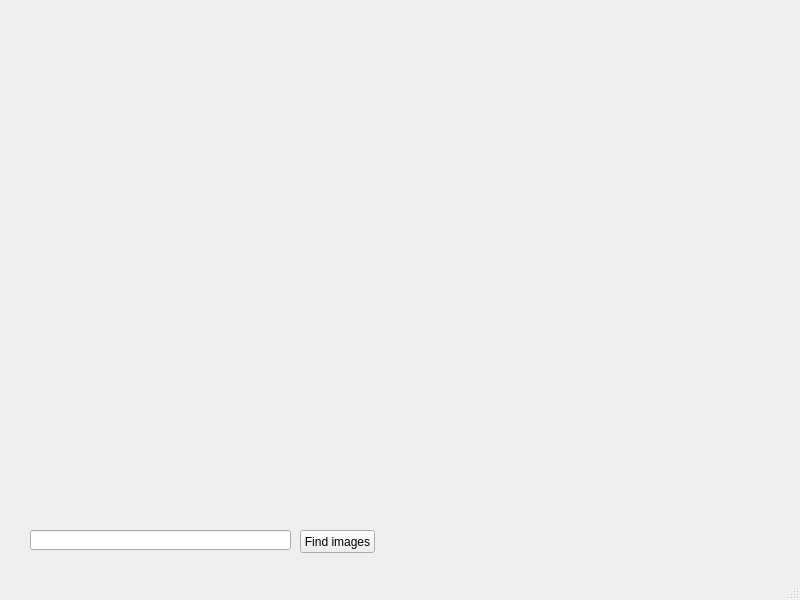
First picture: the form in mainwindow.ui, repository kristiankoskimaki/cropbuster, before the edit.
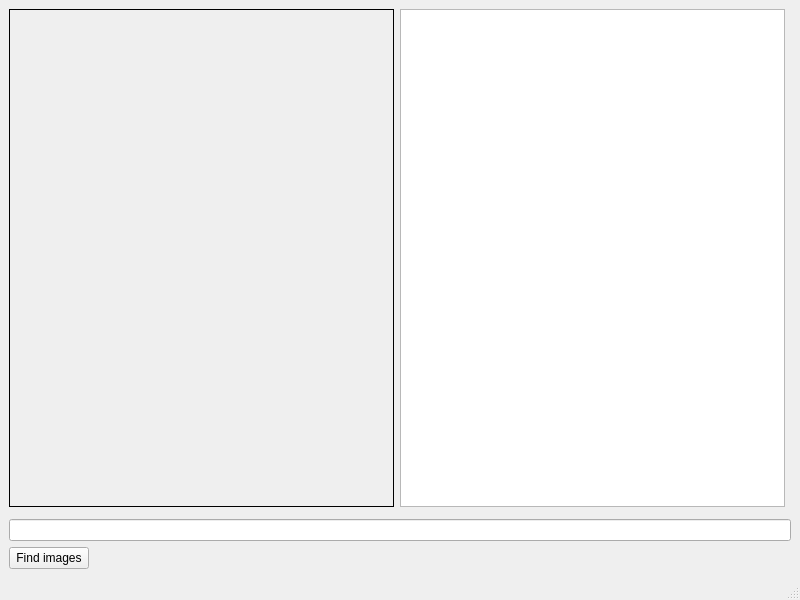
Second picture: the form after the edit.

Commit message: Add widget for filenames, show image when filename clicked

Diff of the .ui file:
```diff
--- a/mainwindow.ui
+++ b/mainwindow.ui
@@ -14,29 +14,60 @@
    <string>MainWindow</string>
   </property>
   <widget class="QWidget" name="centralwidget">
-   <widget class="QPushButton" name="scan_folders">
-    <property name="geometry">
-     <rect>
-      <x>300</x>
-      <y>530</y>
-      <width>75</width>
-      <height>23</height>
-     </rect>
-    </property>
-    <property name="text">
-     <string>Find images</string>
-    </property>
-   </widget>
-   <widget class="QLineEdit" name="folders_box">
-    <property name="geometry">
-     <rect>
-      <x>30</x>
-      <y>530</y>
-      <width>261</width>
-      <height>20</height>
-     </rect>
-    </property>
-   </widget>
+   <layout class="QVBoxLayout" name="verticalLayout">
+    <item>
+     <layout class="QHBoxLayout" name="horizontalLayout">
+      <property name="rightMargin">
+       <number>6</number>
+      </property>
+      <property name="bottomMargin">
+       <number>6</number>
+      </property>
+      <item>
+       <widget class="QLabel" name="img_label">
+        <property name="sizePolicy">
+         <sizepolicy hsizetype="Expanding" vsizetype="Preferred">
+          <horstretch>0</horstretch>
+          <verstretch>0</verstretch>
+         </sizepolicy>
+        </property>
+        <property name="frameShape">
+         <enum>QFrame::Box</enum>
+        </property>
+        <property name="text">
+         <string/>
+        </property>
+       </widget>
+      </item>
+      <item>
+       <widget class="QTableWidget" name="images_table"/>
+      </item>
+     </layout>
+    </item>
+    <item>
+     <widget class="QLineEdit" name="folders_box">
+      <property name="sizePolicy">
+       <sizepolicy hsizetype="Expanding" vsizetype="Preferred">
+        <horstretch>0</horstretch>
+        <verstretch>0</verstretch>
+       </sizepolicy>
+      </property>
+     </widget>
+    </item>
+    <item>
+     <widget class="QPushButton" name="scan_folders">
+      <property name="sizePolicy">
+       <sizepolicy hsizetype="Maximum" vsizetype="Fixed">
+        <horstretch>0</horstretch>
+        <verstretch>0</verstretch>
+       </sizepolicy>
+      </property>
+      <property name="text">
+       <string>Find images</string>
+      </property>
+     </widget>
+    </item>
+   </layout>
   </widget>
   <widget class="QMenuBar" name="menubar">
    <property name="geometry">
```
The commit also changes 2 other files.
